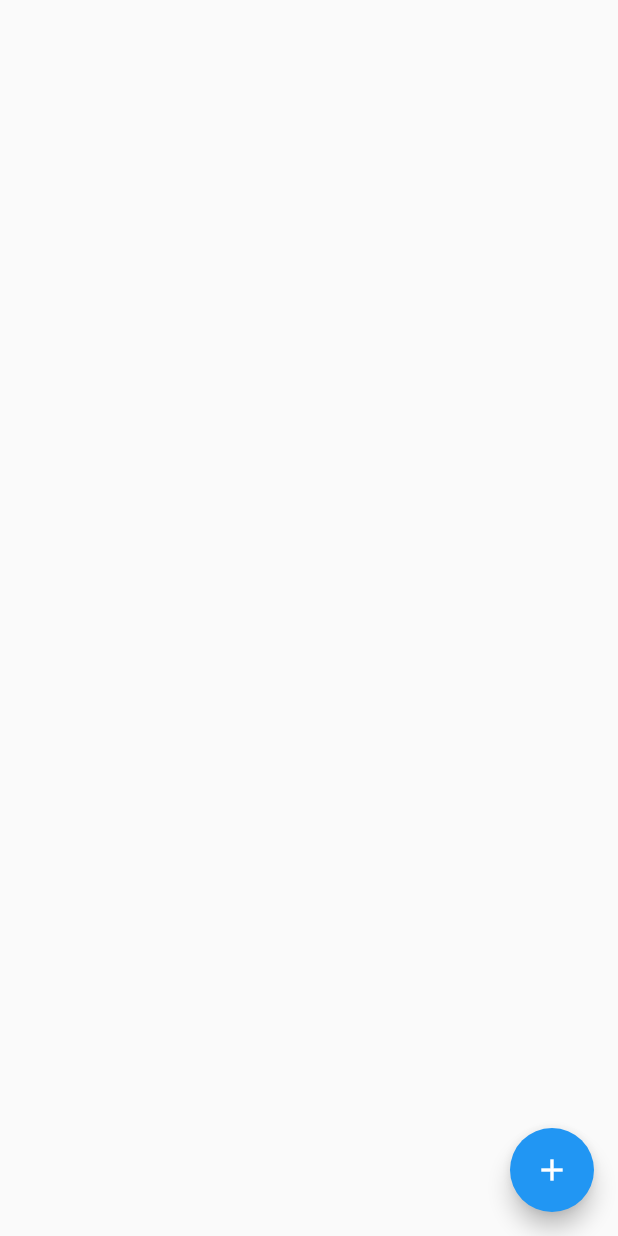
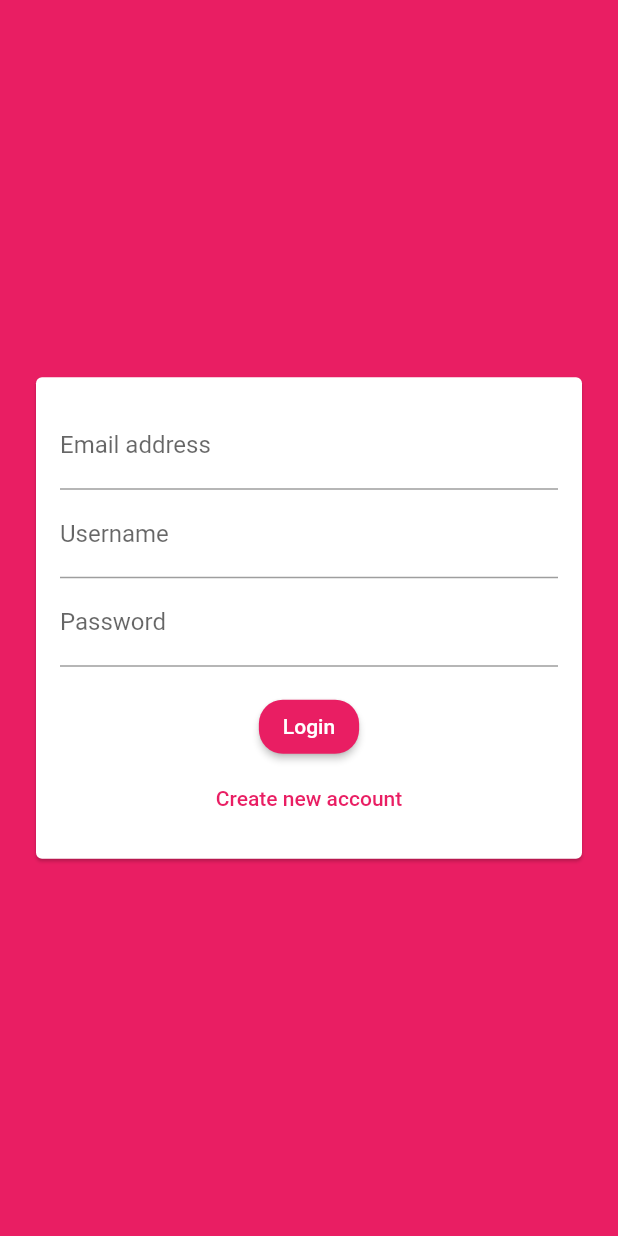
Before and after one commit to ajvelo/Chatterfull, a Flutter app: the screen it shows after launch, on a phone screen of 412 x 824 dp. Run offline on Flutter 3.47's test engine with Material 2 defaults, Android fonts, the phone set to English and light mode, and no system bars; our stand-ins replace cloud_firestore, firebase_analytics; accounts and stored records are empty.

Commit message:
Add theming and auth form

```diff
--- a/app/lib/main.dart
+++ b/app/lib/main.dart
@@ -1,5 +1,6 @@
 // @dart=2.9
 
+import 'package:app/screens/auth_screen.dart';
 import 'package:app/screens/chat_screen.dart';
 import 'package:firebase_analytics/firebase_analytics.dart';
 import 'package:firebase_analytics/observer.dart';
@@ -18,9 +19,21 @@ class MyApp extends StatelessWidget {
         title: 'Chatterfull',
         debugShowCheckedModeBanner: false,
         theme: ThemeData(
-          primarySwatch: Colors.blue,
-        ),
-        home: ChatScreen(),
+            primarySwatch: Colors.pink,
+            backgroundColor: Colors.pink,
+            accentColor: Colors.deepPurple,
+            accentColorBrightness: Brightness.dark,
+            elevatedButtonTheme: ElevatedButtonThemeData(
+                style: ElevatedButton.styleFrom(
+                    primary: Colors.pink,
+                    shape: RoundedRectangleBorder(
+                        borderRadius: BorderRadius.circular(16.0)))),
+            textButtonTheme: TextButtonThemeData(
+                style: TextButton.styleFrom(
+                    primary: Colors.pink,
+                    shape: RoundedRectangleBorder(
+                        borderRadius: BorderRadius.circular(16.0))))),
+        home: AuthScreen(),
         navigatorObservers: [
           FirebaseAnalyticsObserver(analytics: analytics),
         ]);
--- a/app/lib/screens/auth_screen.dart
+++ b/app/lib/screens/auth_screen.dart
@@ -0,0 +1,17 @@
+import 'package:app/widgets/auth_form.dart';
+import 'package:flutter/material.dart';
+
+class AuthScreen extends StatefulWidget {
+  @override
+  _AuthScreenState createState() => _AuthScreenState();
+}
+
+class _AuthScreenState extends State<AuthScreen> {
+  @override
+  Widget build(BuildContext context) {
+    return Scaffold(
+      backgroundColor: Theme.of(context).primaryColor,
+      body: AuthForm(),
+    );
+  }
+}
--- /dev/null
+++ b/app/lib/widgets/auth_form.dart
@@ -0,0 +1,50 @@
+import 'package:flutter/material.dart';
+
+class AuthForm extends StatelessWidget {
+  const AuthForm({
+    Key? key,
+  }) : super(key: key);
+
+  @override
+  Widget build(BuildContext context) {
+    return Center(
+      child: Card(
+        margin: const EdgeInsets.all(24),
+        child: SingleChildScrollView(
+          child: Padding(
+            padding: const EdgeInsets.all(16.0),
+            child: Form(
+              child: Column(
+                mainAxisSize: MainAxisSize.min,
+                children: [
+                  TextFormField(
+                    keyboardType: TextInputType.emailAddress,
+                    decoration: InputDecoration(
+                      labelText: 'Email address',
+                    ),
+                  ),
+                  TextFormField(
+                    decoration: InputDecoration(labelText: 'Username'),
+                  ),
+                  TextFormField(
+                    decoration: InputDecoration(labelText: 'Password'),
+                    obscureText: true,
+                  ),
+                  SizedBox(
+                    height: 16.0,
+                  ),
+                  ElevatedButton(onPressed: () {}, child: Text('Login')),
+                  TextButton(
+                      onPressed: () {},
+                      child: Text(
+                        'Create new account',
+                      ))
+                ],
+              ),
+            ),
+          ),
+        ),
+      ),
+    );
+  }
+}
```
